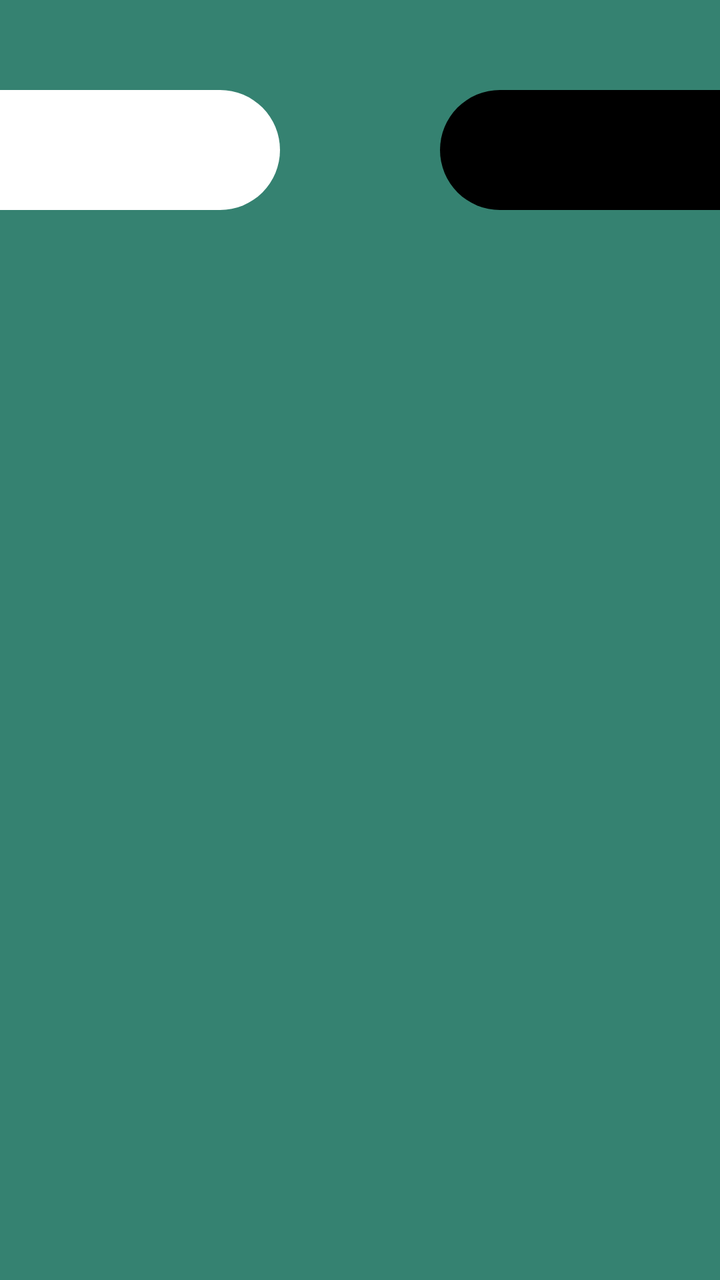
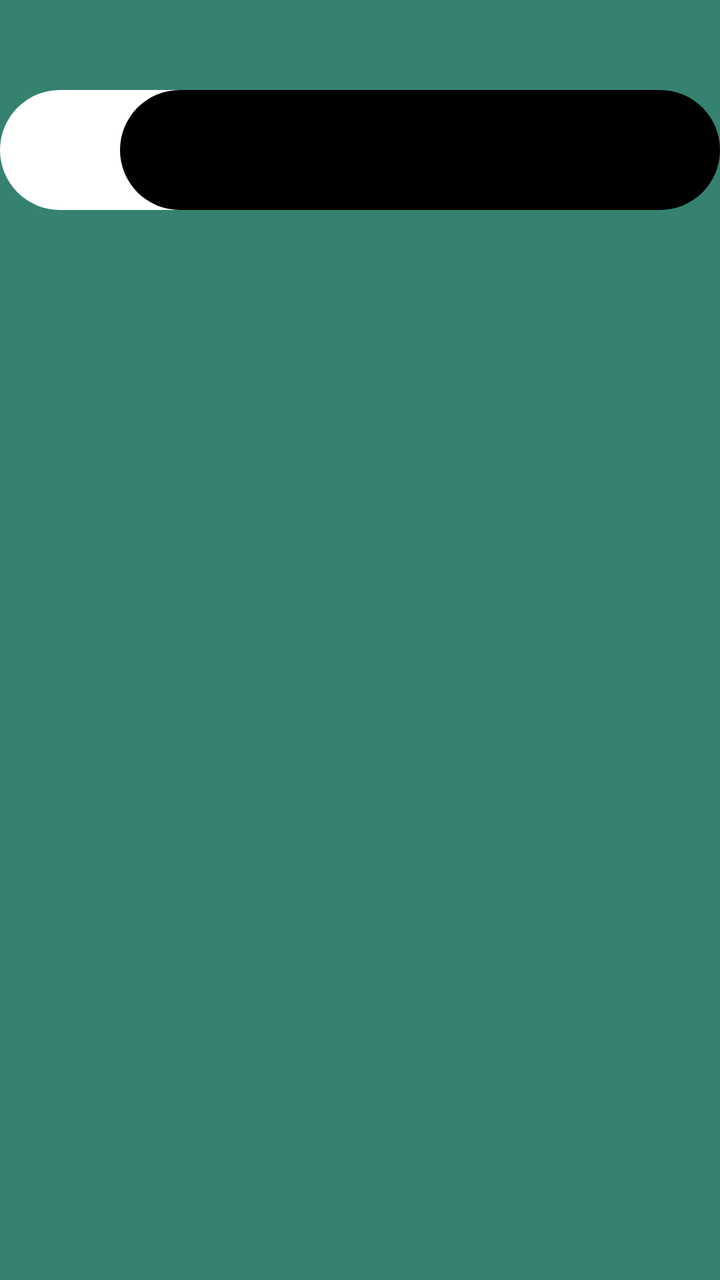

The first picture is an Android layout as it rendered before a commit; the second is the same layout after the commit. The layout source and the unified diff follow.
<!-- AndroidManifest.xml: activity theme AppTheme -->
<!-- res/layout/activity_game.xml -->
<?xml version="1.0" encoding="utf-8"?>
<androidx.constraintlayout.widget.ConstraintLayout
        xmlns:android="http://schemas.android.com/apk/res/android"
        xmlns:app="http://schemas.android.com/apk/res-auto" xmlns:tools="http://schemas.android.com/tools"
        android:layout_width="match_parent"
        android:layout_height="match_parent"
        tools:context=".UserInterface.GameActivity" android:id="@+id/rootLayout" android:background="@color/colorPrimary"
        style="@style/AppTheme"
        android:orientation="vertical">


    <LinearLayout android:orientation="vertical"
                  android:layout_width="0dp"
                  android:layout_height="0dp"
                  android:layout_marginEnd="16dp" app:layout_constraintEnd_toEndOf="parent"
                  app:layout_constraintStart_toStartOf="parent" android:layout_marginStart="16dp"
                  app:layout_constraintBottom_toBottomOf="parent" android:layout_marginBottom="32dp"
                  app:layout_constraintDimensionRatio="H,1:1" app:layout_constraintTop_toBottomOf="@+id/whiteScoreBand"
                  android:layout_marginTop="32dp">


        <LinearLayout android:orientation="horizontal"
                      android:layout_width="fill_parent"
                      android:layout_height="0dp"
                      android:layout_weight="1">
            <ImageView android:id="@+id/square_81"
                       android:layout_weight="1"
                       android:layout_width="0dp"
                       android:layout_height="fill_parent"
                       android:padding="2.5dp" tools:ignore="NestedWeights"/>
            <ImageView android:id="@+id/square_82"
                       android:layout_weight="1"
                       android:layout_width="0dp"
                       android:layout_height="fill_parent"
                       android:padding="2.5dp"/>
            <ImageView android:id="@+id/square_83"
                       android:layout_weight="1"
                       android:layout_width="0dp"
                       android:layout_height="fill_parent"
                       android:padding="2.5dp"/>
            <ImageView android:id="@+id/square_84"
                       android:layout_weight="1"
                       android:layout_width="0dp"
                       android:layout_height="fill_parent"
                       android:padding="2.5dp"/>
            <ImageView android:id="@+id/square_85"
                       android:layout_weight="1"
                       android:layout_width="0dp"
                       android:layout_height="fill_parent"
                       android:padding="2.5dp"/>
            <ImageView android:id="@+id/square_86"
                       android:layout_weight="1"
                       android:layout_width="0dp"
                       android:layout_height="fill_parent"
                       android:padding="2.5dp"/>
            <ImageView android:id="@+id/square_87"
                       android:layout_weight="1"
                       android:layout_width="0dp"
                       android:layout_height="fill_parent"
                       android:padding="2.5dp"/>
            <ImageView android:id="@+id/square_88"
                       android:layout_weight="1"
                       android:layout_width="0dp"
                       android:layout_height="fill_parent"
                       android:padding="2.5dp"/>

        </LinearLayout>

        <LinearLayout android:orientation="horizontal"
                      android:layout_width="fill_parent"
                      android:layout_height="0dp"
                      android:layout_weight="1">
            <ImageView android:id="@+id/square_71"
                       android:layout_weight="1"
                       android:layout_width="0dp"
                       android:layout_height="fill_parent"
                       android:padding="2.5dp" tools:ignore="NestedWeights"/>
            <ImageView android:id="@+id/square_72"
                       android:layout_weight="1"
                       android:layout_width="0dp"
                       android:layout_height="fill_parent"
                       android:padding="2.5dp"/>
            <ImageView android:id="@+id/square_73"
                       android:layout_weight="1"
                       android:layout_width="0dp"
                       android:layout_height="fill_parent"
                       android:padding="2.5dp"/>
            <ImageView android:id="@+id/square_74"
                       android:layout_weight="1"
                       android:layout_width="0dp"
                       android:layout_height="fill_parent"
                       android:padding="2.5dp"/>
            <ImageView android:id="@+id/square_75"
                       android:layout_weight="1"
                       android:layout_width="0dp"
                       android:layout_height="fill_parent"
                       android:padding="2.5dp"/>
            <ImageView android:id="@+id/square_76"
                       android:layout_weight="1"
                       android:layout_width="0dp"
                       android:layout_height="fill_parent"
                       android:padding="2.5dp"/>
            <ImageView android:id="@+id/square_77"
                       android:layout_weight="1"
                       android:layout_width="0dp"
                       android:layout_height="fill_parent"
                       android:padding="2.5dp"/>
            <ImageView android:id="@+id/square_78"
                       android:layout_weight="1"
                       android:layout_width="0dp"
                       android:layout_height="fill_parent"
                       android:padding="2.5dp"/>

        </LinearLayout>

        <LinearLayout android:orientation="horizontal"
                      android:layout_width="fill_parent"
                      android:layout_height="0dp"
                      android:layout_weight="1">
            <ImageView android:id="@+id/square_61"
                       android:layout_weight="1"
                       android:layout_width="0dp"
                       android:layout_height="fill_parent"
                       android:padding="2.5dp" tools:ignore="NestedWeights"/>
            <ImageView android:id="@+id/square_62"
                       android:layout_weight="1"
                       android:layout_width="0dp"
                       android:layout_height="fill_parent"
                       android:padding="2.5dp"/>
            <ImageView android:id="@+id/square_63"
                       android:layout_weight="1"
                       android:layout_width="0dp"
                       android:layout_height="fill_parent"
                       android:padding="2.5dp"/>
            <ImageView android:id="@+id/square_64"
                       android:layout_weight="1"
                       android:layout_width="0dp"
                       android:layout_height="fill_parent"
                       android:padding="2.5dp"/>
            <ImageView android:id="@+id/square_65"
                       android:layout_weight="1"
                       android:layout_width="0dp"
                       android:layout_height="fill_parent"
                       android:padding="2.5dp"/>
            <ImageView android:id="@+id/square_66"
                       android:layout_weight="1"
                       android:layout_width="0dp"
                       android:layout_height="fill_parent"
                       android:padding="2.5dp"/>
            <ImageView android:id="@+id/square_67"
                       android:layout_weight="1"
                       android:layout_width="0dp"
                       android:layout_height="fill_parent"
                       android:padding="2.5dp"/>
            <ImageView android:id="@+id/square_68"
                       android:layout_weight="1"
                       android:layout_width="0dp"
                       android:layout_height="fill_parent"
                       android:padding="2.5dp"/>

        </LinearLayout>

        <LinearLayout android:orientation="horizontal"
                      android:layout_width="fill_parent"
                      android:layout_height="0dp"
                      android:layout_weight="1">
            <ImageView android:id="@+id/square_51"
                       android:layout_weight="1"
                       android:layout_width="0dp"
                       android:layout_height="fill_parent"
                       android:padding="2.5dp"/>
            <ImageView android:id="@+id/square_52"
                       android:layout_weight="1"
                       android:layout_width="0dp"
                       android:layout_height="fill_parent"
                       android:padding="2.5dp"/>
            <ImageView android:id="@+id/square_53"
                       android:layout_weight="1"
                       android:layout_width="0dp"
                       android:layout_height="fill_parent"
                       android:padding="2.5dp"/>
            <ImageView android:id="@+id/square_54"
                       android:layout_weight="1"
                       android:layout_width="0dp"
                       android:layout_height="fill_parent"
                       android:padding="2.5dp"/>
            <ImageView android:id="@+id/square_55"
                       android:layout_weight="1"
                       android:layout_width="0dp"
                       android:layout_height="fill_parent"
                       android:padding="2.5dp"/>
            <ImageView android:id="@+id/square_56"
                       android:layout_weight="1"
                       android:layout_width="0dp"
                       android:layout_height="fill_parent"
                       android:padding="2.5dp"/>
            <ImageView android:id="@+id/square_57"
                       android:layout_weight="1"
                       android:layout_width="0dp"
                       android:layout_height="fill_parent"
                       android:padding="2.5dp"/>
            <ImageView android:id="@+id/square_58"
                       android:layout_weight="1"
                       android:layout_width="0dp"
                       android:layout_height="fill_parent"
                       android:padding="2.5dp"/>

        </LinearLayout>

        <LinearLayout android:orientation="horizontal"
                      android:layout_width="fill_parent"
                      android:layout_height="0dp"
                      android:layout_weight="1">
            <ImageView android:id="@+id/square_41"
                       android:layout_weight="1"
                       android:layout_width="0dp"
                       android:layout_height="fill_parent"
                       android:padding="2.5dp"/>
            <ImageView android:id="@+id/square_42"
                       android:layout_weight="1"
                       android:layout_width="0dp"
                       android:layout_height="fill_parent"
                       android:padding="2.5dp"/>
            <ImageView android:id="@+id/square_43"
                       android:layout_weight="1"
                       android:layout_width="0dp"
                       android:layout_height="fill_parent"
                       android:padding="2.5dp"/>
            <ImageView android:id="@+id/square_44"
                       android:layout_weight="1"
                       android:layout_width="0dp"
                       android:layout_height="fill_parent"
                       android:padding="2.5dp"/>
            <ImageView android:id="@+id/square_45"
                       android:layout_weight="1"
                       android:layout_width="0dp"
                       android:layout_height="fill_parent"
                       android:padding="2.5dp"/>
            <ImageView android:id="@+id/square_46"
                       android:layout_weight="1"
                       android:layout_width="0dp"
                       android:layout_height="fill_parent"
                       android:padding="2.5dp"/>
            <ImageView android:id="@+id/square_47"
                       android:layout_weight="1"
                       android:layout_width="0dp"
                       android:layout_height="fill_parent"
                       android:padding="2.5dp"/>
            <ImageView android:id="@+id/square_48"
                       android:layout_weight="1"
                       android:layout_width="0dp"
                       android:layout_height="fill_parent"
                       android:padding="2.5dp"/>

        </LinearLayout>

        <LinearLayout android:orientation="horizontal"
                      android:layout_width="fill_parent"
                      android:layout_height="0dp"
                      android:layout_weight="1">
            <ImageView android:id="@+id/square_31"
                       android:layout_weight="1"
                       android:layout_width="0dp"
                       android:layout_height="fill_parent"
                       android:padding="2.5dp"/>
            <ImageView android:id="@+id/square_32"
                       android:layout_weight="1"
                       android:layout_width="0dp"
                       android:layout_height="fill_parent"
                       android:padding="2.5dp"/>
            <ImageView android:id="@+id/square_33"
                       android:layout_weight="1"
                       android:layout_width="0dp"
                       android:layout_height="fill_parent"
                       android:padding="2.5dp"/>
            <ImageView android:id="@+id/square_34"
                       android:layout_weight="1"
                       android:layout_width="0dp"
                       android:layout_height="fill_parent"
                       android:padding="2.5dp"/>
            <ImageView android:id="@+id/square_35"
                       android:layout_weight="1"
                       android:layout_width="0dp"
                       android:layout_height="fill_parent"
                       android:padding="2.5dp"/>
            <ImageView android:id="@+id/square_36"
                       android:layout_weight="1"
                       android:layout_width="0dp"
                       android:layout_height="fill_parent"
                       android:padding="2.5dp"/>
            <ImageView android:id="@+id/square_37"
                       android:layout_weight="1"
                       android:layout_width="0dp"
                       android:layout_height="fill_parent"
                       android:padding="2.5dp"/>
            <ImageView android:id="@+id/square_38"
                       android:layout_weight="1"
                       android:layout_width="0dp"
                       android:layout_height="fill_parent"
                       android:padding="2.5dp"/>

        </LinearLayout>

        <LinearLayout android:orientation="horizontal"
                      android:layout_width="fill_parent"
                      android:layout_height="0dp"
                      android:layout_weight="1">
            <ImageView android:id="@+id/square_21"
                       android:layout_weight="1"
                       android:layout_width="0dp"
                       android:layout_height="fill_parent"
                       android:padding="2.5dp"/>
            <ImageView android:id="@+id/square_22"
                       android:layout_weight="1"
                       android:layout_width="0dp"
                       android:layout_height="fill_parent"
                       android:padding="2.5dp"/>
            <ImageView android:id="@+id/square_23"
                       android:layout_weight="1"
                       android:layout_width="0dp"
                       android:layout_height="fill_parent"
                       android:padding="2.5dp"/>
            <ImageView android:id="@+id/square_24"
                       android:layout_weight="1"
                       android:layout_width="0dp"
                       android:layout_height="fill_parent"
                       android:padding="2.5dp"/>
            <ImageView android:id="@+id/square_25"
                       android:layout_weight="1"
                       android:layout_width="0dp"
                       android:layout_height="fill_parent"
                       android:padding="2.5dp"/>
            <ImageView android:id="@+id/square_26"
                       android:layout_weight="1"
                       android:layout_width="0dp"
                       android:layout_height="fill_parent"
                       android:padding="2.5dp"/>
            <ImageView android:id="@+id/square_27"
                       android:layout_weight="1"
                       android:layout_width="0dp"
                       android:layout_height="fill_parent"
                       android:padding="2.5dp"/>
            <ImageView android:id="@+id/square_28"
                       android:layout_weight="1"
                       android:layout_width="0dp"
                       android:layout_height="fill_parent"
                       android:padding="2.5dp"/>

        </LinearLayout>

        <LinearLayout android:orientation="horizontal"
                      android:layout_width="fill_parent"
                      android:layout_height="0dp"
                      android:layout_weight="1">
            <ImageView android:id="@+id/square_11"
                       android:layout_weight="1"
                       android:layout_width="0dp"
                       android:layout_height="fill_parent"
                       android:padding="2.5dp"/>
            <ImageView android:id="@+id/square_12"
                       android:layout_weight="1"
                       android:layout_width="0dp"
                       android:layout_height="fill_parent"
                       android:padding="2.5dp"/>
            <ImageView android:id="@+id/square_13"
                       android:layout_weight="1"
                       android:layout_width="0dp"
                       android:layout_height="fill_parent"
                       android:padding="2.5dp"/>
            <ImageView android:id="@+id/square_14"
                       android:layout_weight="1"
                       android:layout_width="0dp"
                       android:layout_height="fill_parent"
                       android:padding="2.5dp"/>
            <ImageView android:id="@+id/square_15"
                       android:layout_weight="1"
                       android:layout_width="0dp"
                       android:layout_height="fill_parent"
                       android:padding="2.5dp"/>
            <ImageView android:id="@+id/square_16"
                       android:layout_weight="1"
                       android:layout_width="0dp"
                       android:layout_height="fill_parent"
                       android:padding="2.5dp"/>
            <ImageView android:id="@+id/square_17"
                       android:layout_weight="1"
                       android:layout_width="0dp"
                       android:layout_height="fill_parent"
                       android:padding="2.5dp"/>
            <ImageView android:id="@+id/square_18"
                       android:layout_weight="1"
                       android:layout_width="0dp"
                       android:layout_height="fill_parent"
                       android:padding="2.5dp"/>

        </LinearLayout>

    </LinearLayout>

    <ImageView
            android:layout_width="0dp"
            android:layout_height="wrap_content" app:srcCompat="@drawable/scoreboard_white" android:id="@+id/whiteScoreBand"
            app:layout_constraintStart_toStartOf="parent" app:layout_constraintTop_toTopOf="parent"
            android:layout_marginTop="45dp"
            android:layout_x="-200dp"/>


    <ImageView
            android:layout_width="wrap_content"
            android:layout_height="wrap_content" app:srcCompat="@drawable/scoreboard_black" android:id="@+id/blackScoreBand"
            app:layout_constraintEnd_toEndOf="parent" app:layout_constraintTop_toTopOf="parent"
            android:layout_marginTop="45dp"/>
    <TextView
            android:layout_width="wrap_content"
            android:layout_height="wrap_content" android:id="@+id/blackScore"
            app:layout_constraintTop_toTopOf="@+id/blackScoreBand"
            app:layout_constraintBottom_toBottomOf="@+id/blackScoreBand" app:layout_constraintEnd_toEndOf="parent"
            app:layout_constraintStart_toStartOf="@+id/blackScoreBand" app:layout_constraintHorizontal_bias="0.1"
            android:textColor="@color/white" android:textSize="26sp"/>
    <TextView
            android:layout_width="wrap_content"
            android:layout_height="wrap_content" android:id="@+id/whiteScore"
            app:layout_constraintTop_toTopOf="@+id/whiteScoreBand"
            app:layout_constraintBottom_toBottomOf="@+id/whiteScoreBand"
            app:layout_constraintEnd_toEndOf="@+id/whiteScoreBand"
            app:layout_constraintStart_toStartOf="@+id/whiteScoreBand" app:layout_constraintHorizontal_bias="0.90"
            android:textSize="26sp" android:textColor="@color/black"/>


</androidx.constraintlayout.widget.ConstraintLayout>
<!-- resources referenced by this layout -->
<resources>
  <color name="black">#000000</color>
  <color name="colorPrimary">#358271</color>
  <color name="white">#ffffff</color>
  <!-- drawable scoreboard_black (drawable) -->
  <?xml version="1.0" encoding="UTF-8"?>
  <shape xmlns:android="http://schemas.android.com/apk/res/android" android:shape="rectangle">
      <size android:height="60dp" android:width="140dp"/>
      <solid android:color="@color/black"/>
      <corners android:bottomRightRadius="0dp" android:bottomLeftRadius="90dp"
               android:topLeftRadius="90dp" android:topRightRadius="0dp"/>
  </shape>
  <!-- drawable scoreboard_white (drawable) -->
  <?xml version="1.0" encoding="UTF-8"?>
  <shape xmlns:android="http://schemas.android.com/apk/res/android" android:shape="rectangle">
      <size android:height="60dp" android:width="140dp"/>
      <solid android:color="@color/white"/>
      <corners android:bottomRightRadius="90dp" android:bottomLeftRadius="0dp"
               android:topLeftRadius="0dp" android:topRightRadius="90dp"/>
  </shape>
  <style name="AppTheme" parent="Theme.AppCompat.Light.NoActionBar">
          
          <item name="colorPrimary">@color/colorPrimary</item>
          <item name="colorPrimaryDark">@color/colorPrimaryDark</item>
          <item name="colorAccent">@color/colorAccent</item>
          <item name="android:windowDisablePreview">true</item>
          <item name="android:windowIsTranslucent">true</item>
          <item name="android:windowBackground">@android:color/transparent</item>
      </style>
  <color name="colorPrimaryDark">#358271</color>
  <color name="colorAccent">#358271</color>
</resources>

<!-- the commit's change to res/layout/activity_game.xml (unified diff, before → after) -->
@@ -415,7 +415,7 @@
             android:layout_height="wrap_content" android:id="@+id/blackScore"
             app:layout_constraintTop_toTopOf="@+id/blackScoreBand"
             app:layout_constraintBottom_toBottomOf="@+id/blackScoreBand" app:layout_constraintEnd_toEndOf="parent"
-            app:layout_constraintStart_toStartOf="@+id/blackScoreBand" app:layout_constraintHorizontal_bias="0.1"
+            app:layout_constraintStart_toStartOf="@+id/blackScoreBand" app:layout_constraintHorizontal_bias="0.06"
             android:textColor="@color/white" android:textSize="26sp"/>
     <TextView
             android:layout_width="wrap_content"
@@ -423,7 +423,7 @@
             app:layout_constraintTop_toTopOf="@+id/whiteScoreBand"
             app:layout_constraintBottom_toBottomOf="@+id/whiteScoreBand"
             app:layout_constraintEnd_toEndOf="@+id/whiteScoreBand"
-            app:layout_constraintStart_toStartOf="@+id/whiteScoreBand" app:layout_constraintHorizontal_bias="0.90"
+            app:layout_constraintStart_toStartOf="@+id/whiteScoreBand" app:layout_constraintHorizontal_bias="0.94"
             android:textSize="26sp" android:textColor="@color/black"/>
 
 
<!-- resource entries referenced after the edit -->
@@ -6,18 +6,18 @@
   <!-- drawable scoreboard_black (drawable) -->
   <?xml version="1.0" encoding="UTF-8"?>
   <shape xmlns:android="http://schemas.android.com/apk/res/android" android:shape="rectangle">
-      <size android:height="60dp" android:width="140dp"/>
+      <size android:height="60dp" android:width="300dp"/>
       <solid android:color="@color/black"/>
-      <corners android:bottomRightRadius="0dp" android:bottomLeftRadius="90dp"
-               android:topLeftRadius="90dp" android:topRightRadius="0dp"/>
+      <corners android:bottomRightRadius="90dp" android:bottomLeftRadius="90dp"
+               android:topLeftRadius="90dp" android:topRightRadius="90dp"/>
   </shape>
   <!-- drawable scoreboard_white (drawable) -->
   <?xml version="1.0" encoding="UTF-8"?>
   <shape xmlns:android="http://schemas.android.com/apk/res/android" android:shape="rectangle">
-      <size android:height="60dp" android:width="140dp"/>
+      <size android:height="60dp" android:width="300dp"/>
       <solid android:color="@color/white"/>
-      <corners android:bottomRightRadius="90dp" android:bottomLeftRadius="0dp"
-               android:topLeftRadius="0dp" android:topRightRadius="90dp"/>
+      <corners android:bottomRightRadius="90dp" android:bottomLeftRadius="90dp"
+               android:topLeftRadius="90dp" android:topRightRadius="90dp"/>
   </shape>
   <style name="AppTheme" parent="Theme.AppCompat.Light.NoActionBar">
           
